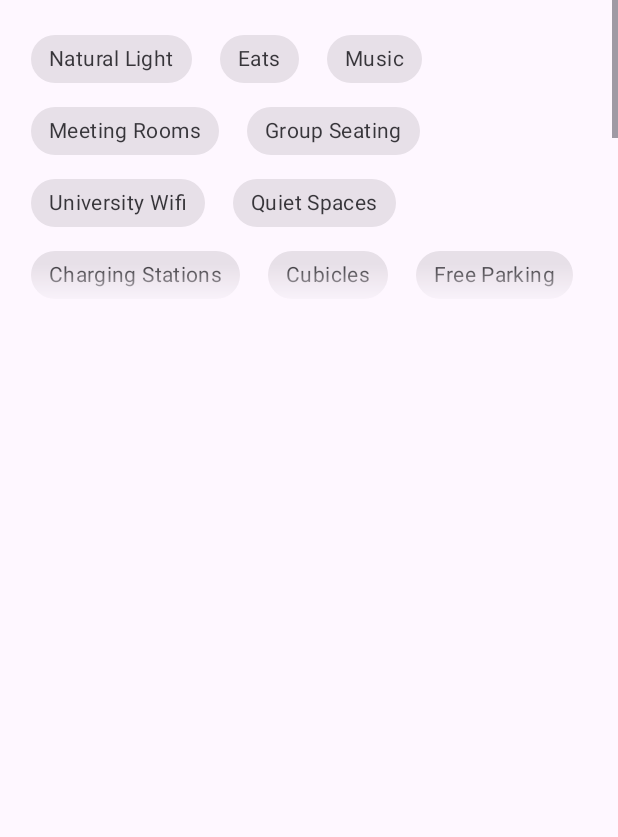
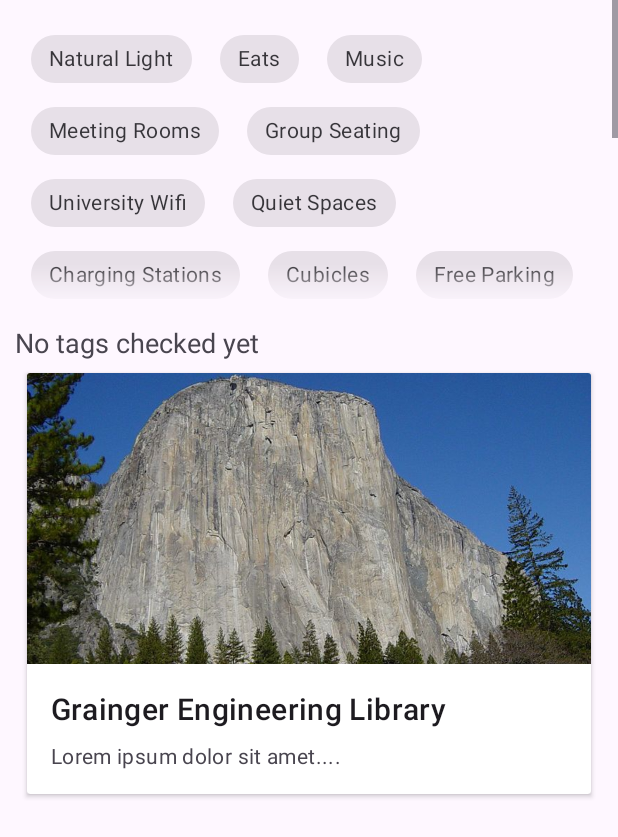
Before and after one commit to psavla2/StudyBuddy, an Android app: the FilterSearchActivity screen opened directly, with no data from a screen before it, on a phone screen of 412 x 824 dp. Shown: the top 837 px of the screen. Run offline under Robolectric (Android 15) with nearby library versions, the phone set to English and light mode, and no system bars.

Commit message:
Add files via upload

```diff
--- a/app/src/main/res/layout/activity_filter_search.xml
+++ b/app/src/main/res/layout/activity_filter_search.xml
@@ -1,5 +1,6 @@
 <?xml version="1.0" encoding="utf-8"?>
 <androidx.constraintlayout.widget.ConstraintLayout xmlns:android="http://schemas.android.com/apk/res/android"
+    xmlns:tools="http://schemas.android.com/tools"
     android:layout_width="match_parent"
     android:layout_height="match_parent"
     xmlns:app="http://schemas.android.com/apk/res-auto">
@@ -24,7 +25,6 @@
                 app:chipSpacingVertical="0dp">
 
             </com.google.android.material.chip.ChipGroup>
-
         </ScrollView>
 
         <ScrollView
@@ -32,11 +32,66 @@
             android:layout_height="0dp"
             android:layout_weight="3">
 
-            <androidx.recyclerview.widget.RecyclerView
-                android:id="@+id/recycler_view"
+            <LinearLayout
                 android:layout_width="match_parent"
-                android:layout_height="wrap_content"
-                android:scrollbars="vertical"/>
+                android:layout_height="match_parent"
+                android:orientation="vertical"
+                android:gravity="top"
+                android:padding="10dp">
+
+                <TextView
+                    android:id="@+id/signal"
+                    android:layout_width="match_parent"
+                    android:layout_height="wrap_content"
+                    android:textSize="18sp"
+                    android:text="@string/no_tags_checked_yet" />
+
+                <androidx.cardview.widget.CardView
+                    android:layout_width="match_parent"
+                    android:layout_height="wrap_content"
+                    android:layout_margin="8dp">
+
+                    <LinearLayout
+                        android:layout_width="match_parent"
+                        android:layout_height="wrap_content"
+                        android:orientation="vertical">
+
+                        <ImageView
+                            android:layout_width="match_parent"
+                            android:layout_height="194dp"
+                            app:srcCompat="@drawable/elcap"
+                            android:scaleType="centerCrop"
+                            />
+
+                        <LinearLayout
+                            android:layout_width="match_parent"
+                            android:layout_height="wrap_content"
+                            android:orientation="vertical"
+                            android:padding="16dp">
+
+                            <!-- Title, secondary and supporting text -->
+                            <TextView
+                                android:layout_width="wrap_content"
+                                android:layout_height="wrap_content"
+                                android:text="Grainger Engineering Library"
+                                android:textAppearance="?attr/textAppearanceHeadline6"
+                                />
+                            <TextView
+                                android:layout_width="wrap_content"
+                                android:layout_height="wrap_content"
+                                android:layout_marginTop="8dp"
+                                android:text="Lorem ipsum dolor sit amet...."
+                                android:textAppearance="?attr/textAppearanceBody2"
+                                android:textColor="?android:attr/textColorSecondary"
+                                />
+
+                        </LinearLayout>
+
+                    </LinearLayout>
+
+                </androidx.cardview.widget.CardView>
+
+            </LinearLayout>
 
         </ScrollView>
 
```
